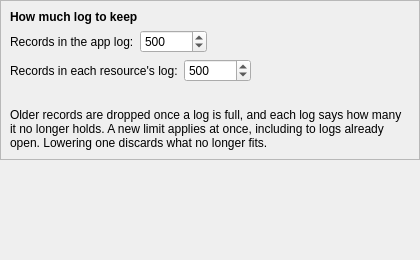
Above: packages/rehuco-agent/src/rehuco_agent/settings/ui/logs_page.ui from borco/rehuco before the change. Below: the same form after it.
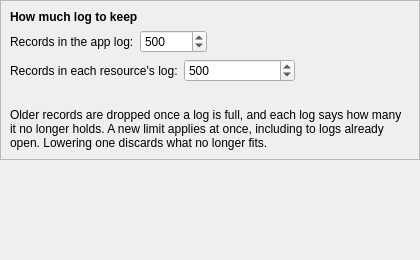
That is the form after the change. Custom widgets are drawn as their Qt base class.

Commit message: refs #236: feat: 0 as a resource log's limit, meaning keep everything

```diff
--- a/packages/rehuco-agent/src/rehuco_agent/settings/ui/logs_page.ui
+++ b/packages/rehuco-agent/src/rehuco_agent/settings/ui/logs_page.ui
@@ -96,10 +96,13 @@
         <item>
          <widget class="QSpinBox" name="resource_limit_spin_box">
           <property name="toolTip">
-           <string>How many records each open resource's own log dock keeps. One value, applied to every one of them.</string>
+           <string>How many records each open resource's own log dock keeps. One value, applied to every one of them. Set it to 0 to keep everything, with no limit.</string>
+          </property>
+          <property name="specialValueText">
+           <string>Keep everything</string>
           </property>
           <property name="minimum">
-           <number>1</number>
+           <number>0</number>
           </property>
           <property name="maximum">
            <number>100000</number>
```
The commit also changes 12 other files.
